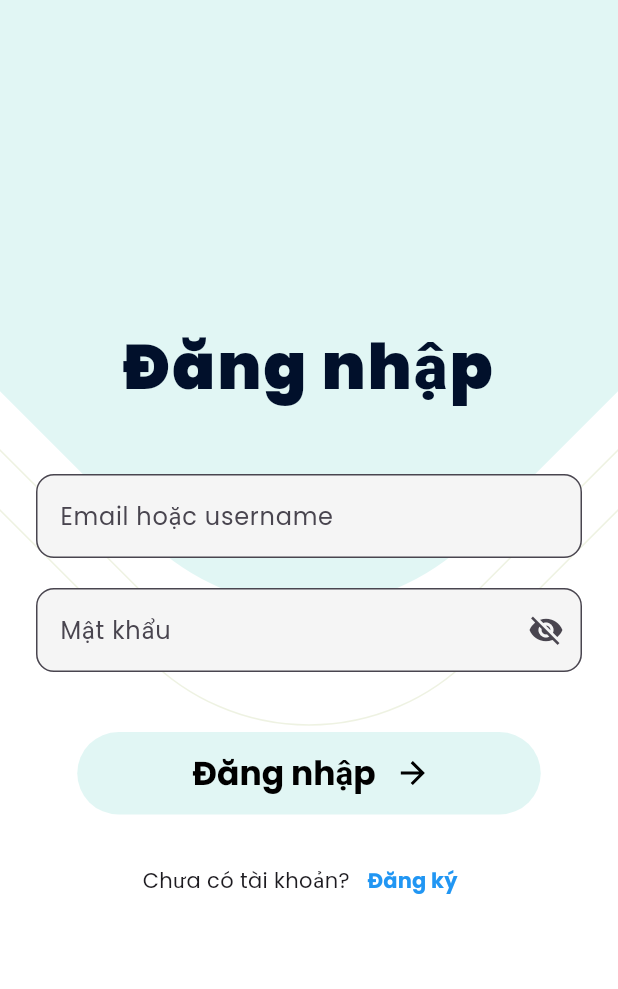
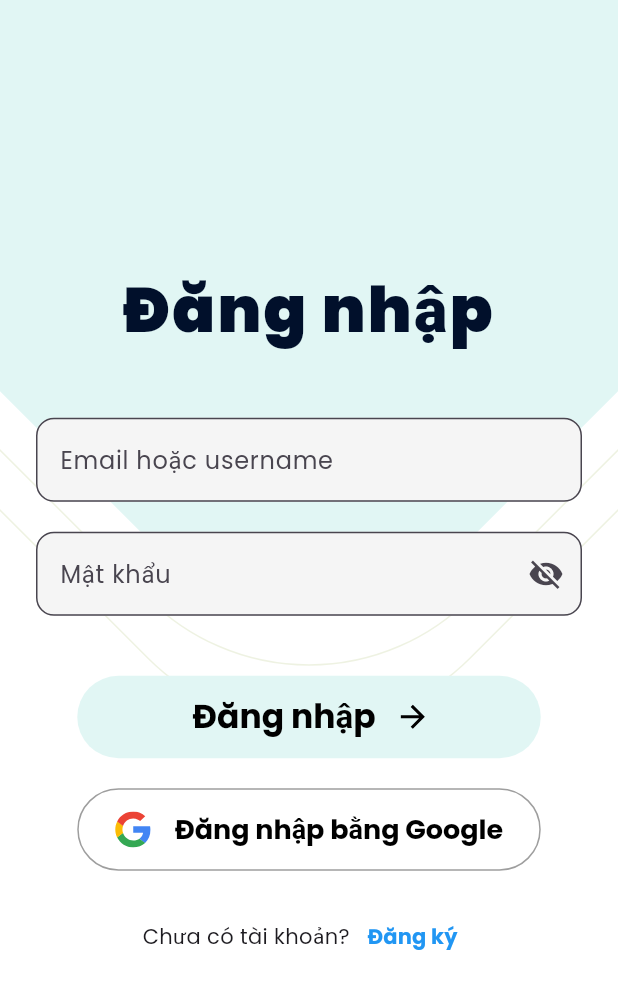
Before and after one commit to futoizdafuto/social-media-whichapp, a Flutter app: the screen it shows after launch, on a phone screen of 412 x 824 dp. Shown: the top 989 px of the screen. Run offline on Flutter 3.47's test engine with Material 3 defaults, Android fonts, the phone set to English and light mode, and no system bars; our stand-ins replace flutter_svg, google_fonts.

Commit message:
Them nut login Google

```diff
--- a/lib/screens/login/login_screen.dart
+++ b/lib/screens/login/login_screen.dart
@@ -143,6 +143,51 @@ class _LoginScreenState extends State<LoginScreen> {
                     ),
                     const SizedBox(height: 20.0),
 
+                  // Nút đăng nhập bằng Google
+                  GestureDetector(
+  onTap: () {
+    // Điều hướng đến trang Nav
+    Navigator.push(
+      context,
+      MaterialPageRoute(
+        builder: (context) => const Nav(),
+      ),
+    );
+  },
+  child: Container(
+    width: size.width * 0.75,
+    height: 55.0,
+    alignment: Alignment.center,
+    decoration: BoxDecoration(
+      color: Colors.white, // Nền trắng cho nút Google
+      borderRadius: BorderRadius.circular(30.0),
+      border: Border.all(color: Colors.grey), // Viền xám nhẹ
+    ),
+    child: Row(
+      mainAxisAlignment: MainAxisAlignment.center,
+      children: [
+        SvgPicture.asset(
+          'assets/icons/google_logo.svg.svg', // Đảm bảo có biểu tượng Google trong thư mục assets
+          height: 24.0, // Kích thước biểu tượng
+        ),
+        const SizedBox(width: 16.0),
+        Text(
+          'Đăng nhập bằng Google',
+          style: Theme.of(context).textTheme.headlineSmall!.copyWith(
+                color: Colors.black,
+                fontSize: 18.0,
+                fontWeight: FontWeight.bold,
+              ),
+        ),
+      ],
+    ),
+  ),
+),
+
+                    const SizedBox(height: 20.0),
+
+
+
                     // Dòng hỏi chưa có tài khoản
                     Row(
                       mainAxisAlignment: MainAxisAlignment.center,
--- a/pubspec.yaml
+++ b/pubspec.yaml
@@ -66,6 +66,7 @@ flutter:
   assets:
     - assets/images/
     - assets/icons/
+    - assets/icons/google_logo.svg.svg
 
   # An image asset can refer to one or more resolution-specific "variants", see
   # https://flutter.dev/assets-and-images/#resolution-aware
```
Also changed, not shown: assets/icons/google_logo.svg.svg (added).
